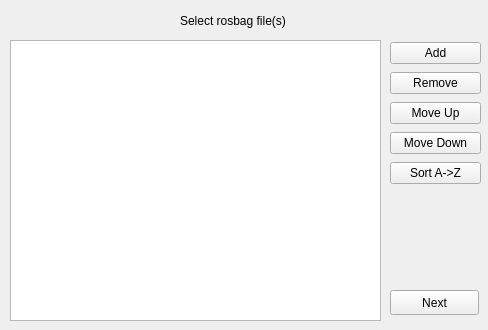
Qt form pages/UIs/wizard1.ui (mojtaba1989/ads_app) before a commit.
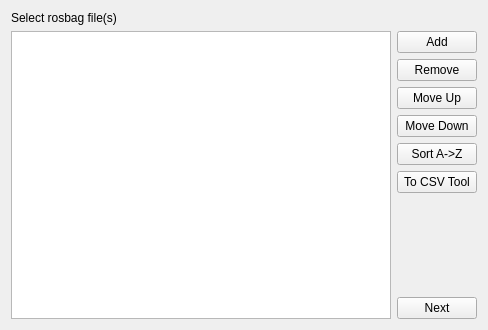
The same form after that commit.

```diff
--- a/pages/UIs/wizard1.ui
+++ b/pages/UIs/wizard1.ui
@@ -13,41 +13,18 @@
   <property name="windowTitle">
    <string>Create *.DADS File Wizard </string>
   </property>
+  <layout class="QVBoxLayout" name="verticalLayout_2">
+   <item>
   <widget class="QLabel" name="label">
-   <property name="geometry">
-    <rect>
-     <x>180</x>
-     <y>10</y>
-     <width>141</width>
-     <height>21</height>
-    </rect>
-   </property>
    <property name="text">
     <string>Select rosbag file(s)</string>
    </property>
   </widget>
-  <widget class="QPushButton" name="nextB">
-   <property name="geometry">
-    <rect>
-     <x>390</x>
-     <y>290</y>
-     <width>89</width>
-     <height>25</height>
-    </rect>
-   </property>
-   <property name="text">
-    <string>Next</string>
-   </property>
-  </widget>
+   </item>
+   <item>
+    <layout class="QHBoxLayout" name="horizontalLayout">
+     <item>
   <widget class="QListWidget" name="baglist">
-   <property name="geometry">
-    <rect>
-     <x>10</x>
-     <y>40</y>
-     <width>371</width>
-     <height>281</height>
-    </rect>
-   </property>
    <property name="dragEnabled">
     <bool>false</bool>
    </property>
@@ -55,15 +32,8 @@
     <bool>false</bool>
    </property>
   </widget>
-  <widget class="QWidget" name="">
-   <property name="geometry">
-    <rect>
-     <x>390</x>
-     <y>40</y>
-     <width>91</width>
-     <height>151</height>
-    </rect>
-   </property>
+     </item>
+     <item>
    <layout class="QVBoxLayout" name="verticalLayout">
     <item>
      <widget class="QPushButton" name="addB">
@@ -100,8 +70,38 @@
       </property>
      </widget>
     </item>
-   </layout>
-  </widget>
+       <item>
+        <widget class="QPushButton" name="toCsvB">
+         <property name="text">
+          <string>To CSV Tool</string>
+         </property>
+        </widget>
+       </item>
+       <item>
+        <spacer name="verticalSpacer">
+         <property name="orientation">
+          <enum>Qt::Vertical</enum>
+         </property>
+         <property name="sizeHint" stdset="0">
+          <size>
+           <width>20</width>
+           <height>78</height>
+          </size>
+         </property>
+        </spacer>
+       </item>
+       <item>
+        <widget class="QPushButton" name="nextB">
+         <property name="text">
+          <string>Next</string>
+         </property>
+        </widget>
+       </item>
+      </layout>
+     </item>
+    </layout>
+   </item>
+  </layout>
  </widget>
  <resources/>
  <connections/>
```
Lines whose indentation alone changed are shown as unchanged.
